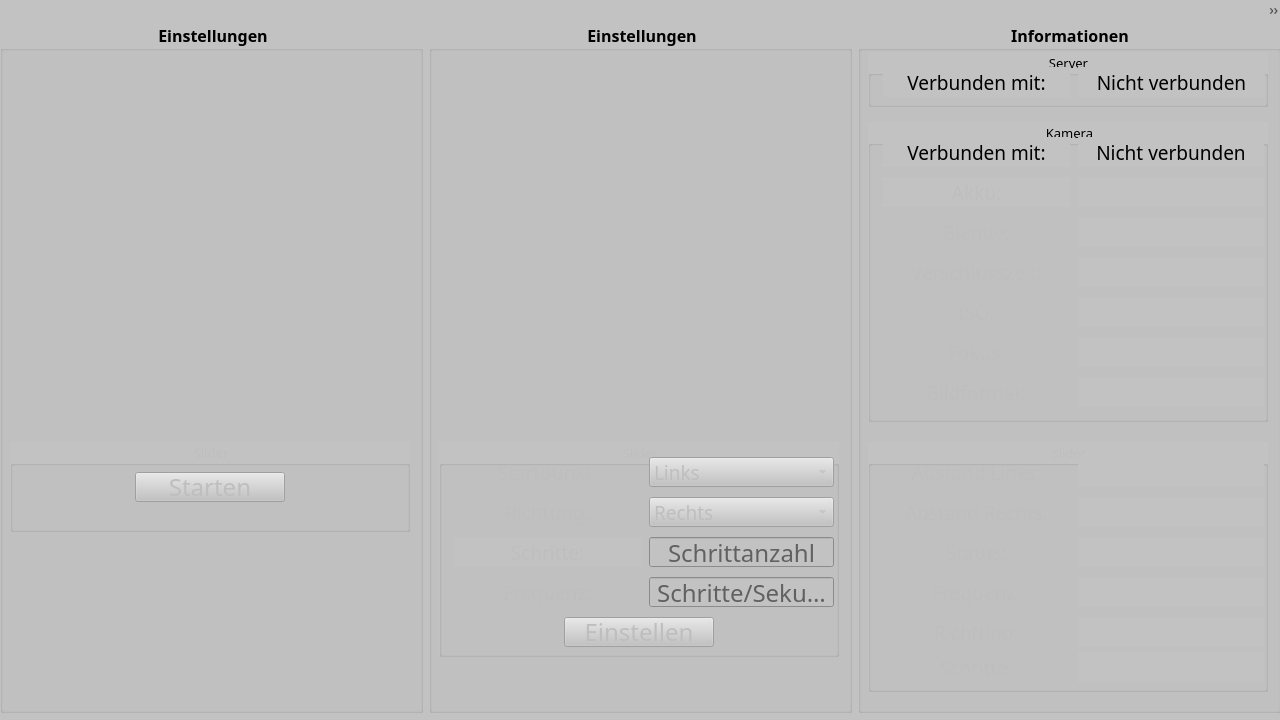
Old version of the form UI/main_window.ui in the repository FilipBruehl/camera_slider.
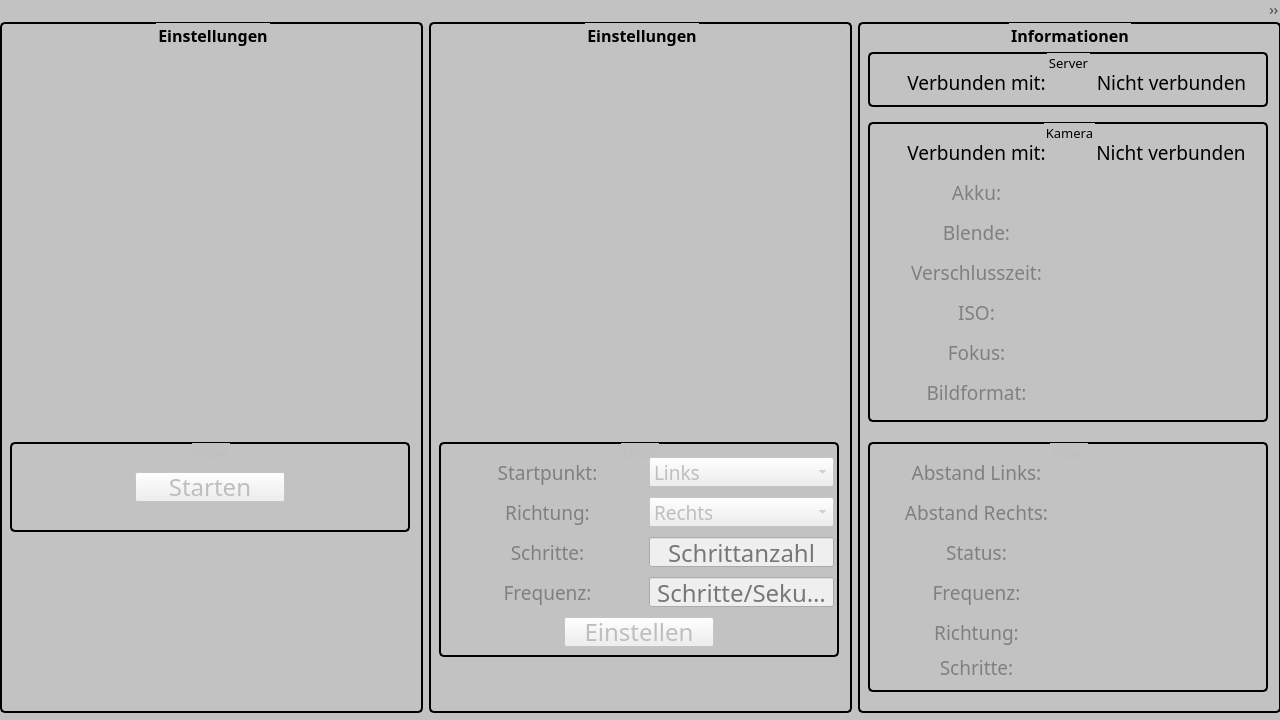
New version of the form.

The edit to the form file:
```diff
--- a/UI/main_window.ui
+++ b/UI/main_window.ui
@@ -35,7 +35,60 @@
    <bool>false</bool>
   </property>
   <property name="styleSheet">
-   <string notr="true">background-color: #c2c2c2;</string>
+   <string notr="true">QMainWindow, QMenuBar, QMenu {	
+	background-color: #c2c2c2;
+}
+
+QMenu::item:enabled:selected {
+	background-color: #f5f5f5;
+	color: #000;
+}
+
+QMenu::item:enabled {
+	color: #000;
+}
+
+QMenu::item:disabled {
+	color: gray;
+}
+
+QGroupBox {
+	background-color: transparent;
+	border: 2px solid #000;
+	border-radius: 5px;
+}
+
+QLabel {
+	background-color: transparent;
+	border: none;
+	color: #000;
+}
+
+QLabel:disabled {
+	background-color: transparent;
+	border: none;
+	color: gray;
+}
+
+QLabel:enabled {
+	background-color: transparent;
+	border: none;
+	color: #000;
+}
+
+QLabel#serverip, QLabel#cameraname {
+	background-color: transparent;
+	border: none;
+	color: #DB2828;
+}
+
+QLabel#serverip[connected=&quot;false&quot;], QLabel#cameraname[connected=&quot;false&quot;] {
+	color: #DB2828;
+}
+
+QLabel#serverip[connected=&quot;true&quot;], QLabel#cameraname[connected=&quot;true&quot;] {
+	color: #00c853;
+}</string>
   </property>
   <widget class="QWidget" name="centralwidget">
    <property name="font">
```
Left out of the diff: 3 changed lines with no effect on the pictures.
